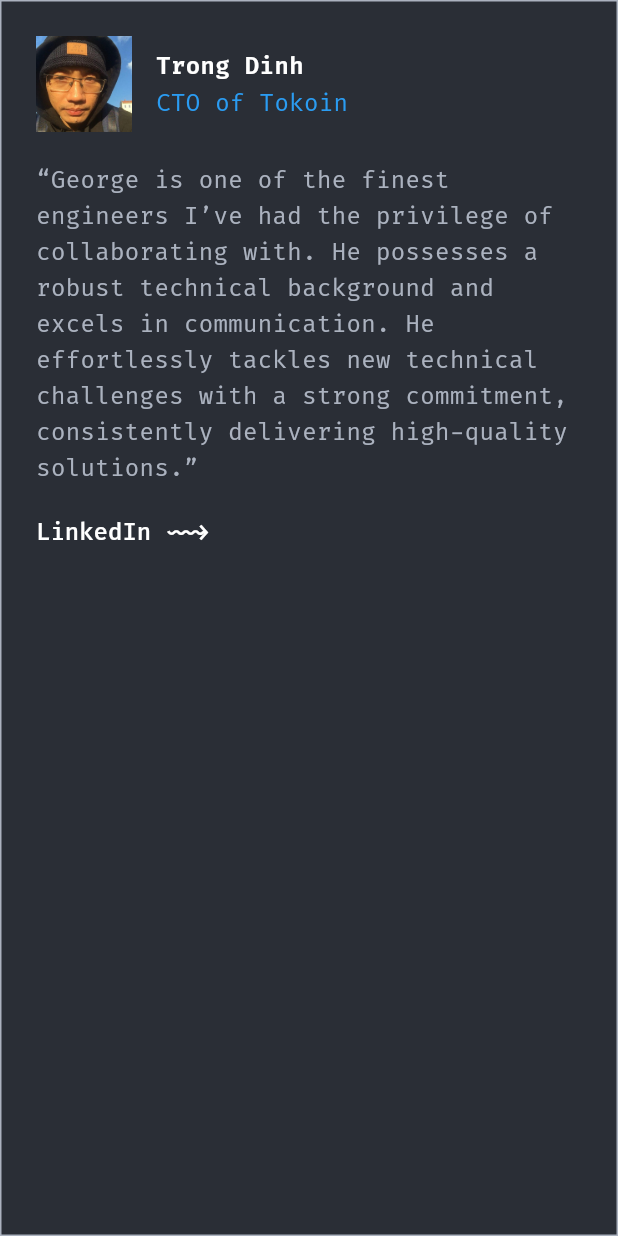
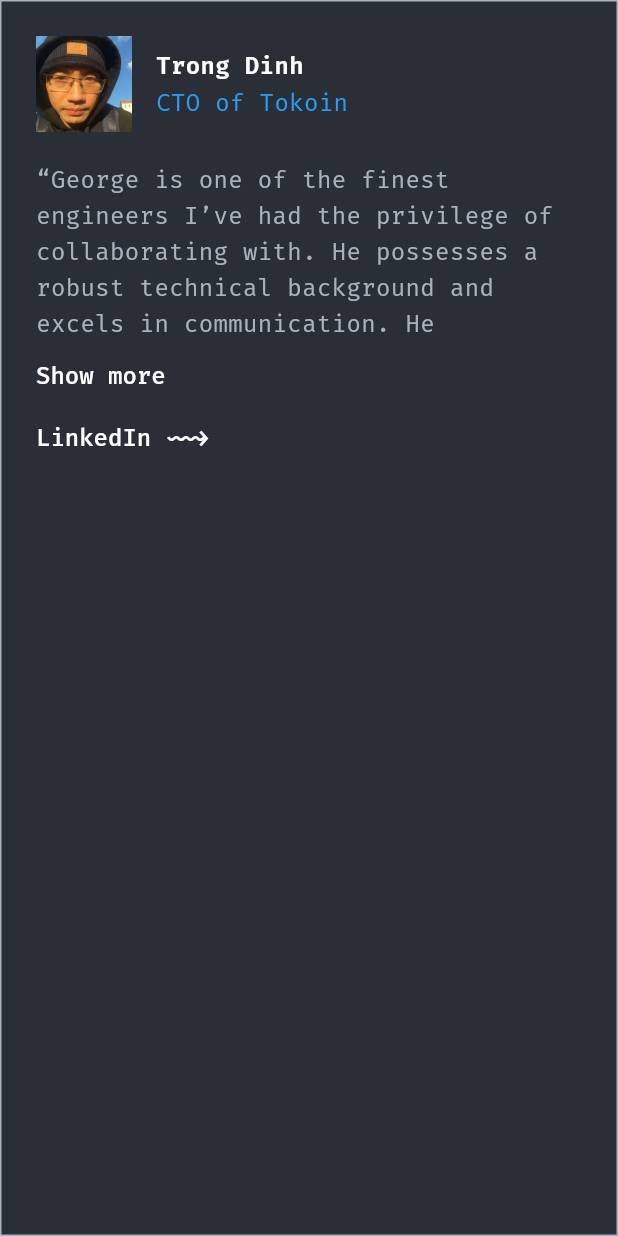
Before and after one commit to binhnt010896/portfolio, a Flutter app: the _TestimonialCard widget shown alone on an empty page, opened directly with sample values from the repository, on a phone screen of 412 x 824 dp. Run offline on Flutter 3.47's test engine with Material 3 defaults, Android fonts, the phone set to English and light mode, and no system bars; our stand-ins replace flutter_svg, go_router, visibility_detector; missing offline and left inert: dart:js_interop.

Commit message:
Testimonials: 2-column grid, collapse quotes to 5 lines with show more/less
Co-Authored-By: Claude Sonnet 5.5 <noreply@anthropic.com>
Claude-Session: https://claude.ai/code/session_01GMxzVW8e3YaCvCC4A4j47V

```diff
--- a/lib/screens/home/sections/testimonials_section.dart
+++ b/lib/screens/home/sections/testimonials_section.dart
@@ -17,7 +17,7 @@ class TestimonialsSection extends StatelessWidget {
 
   @override
   Widget build(BuildContext context) {
-    final sideBySide = context.isDesktop;
+    final columns = context.isMobile ? 1 : 2;
     final testimonials = PortfolioData.testimonials;
     return SectionContainer(
       child: Column(
@@ -27,45 +27,63 @@ class TestimonialsSection extends StatelessWidget {
             child: SectionHeading(title: 'testimonials', index: 4),
           ),
           const SizedBox(height: 8),
-          if (sideBySide)
-            Row(
-              crossAxisAlignment: CrossAxisAlignment.start,
-              children: [
-                for (var i = 0; i < testimonials.length; i++) ...[
-                  if (i > 0) const SizedBox(width: _gap),
-                  Expanded(
-                    child: RevealOnScroll(
-                      delay: Duration(milliseconds: 90 * i),
-                      child: _TestimonialCard(testimonial: testimonials[i]),
+          LayoutBuilder(
+            builder: (context, constraints) {
+              final cardWidth =
+                  (constraints.maxWidth - _gap * (columns - 1)) / columns;
+              return Wrap(
+                spacing: _gap,
+                runSpacing: _gap,
+                children: [
+                  for (var i = 0; i < testimonials.length; i++)
+                    SizedBox(
+                      width: cardWidth,
+                      child: RevealOnScroll(
+                        delay: Duration(milliseconds: 90 * (i % columns)),
+                        child: _TestimonialCard(testimonial: testimonials[i]),
+                      ),
                     ),
-                  ),
                 ],
-              ],
-            )
-          else
-            Column(
-              children: [
-                for (var i = 0; i < testimonials.length; i++) ...[
-                  if (i > 0) const SizedBox(height: _gap),
-                  RevealOnScroll(
-                    child: _TestimonialCard(testimonial: testimonials[i]),
-                  ),
-                ],
-              ],
-            ),
+              );
+            },
+          ),
         ],
       ),
     );
   }
 }
 
-class _TestimonialCard extends StatelessWidget {
+class _TestimonialCard extends StatefulWidget {
   final Testimonial testimonial;
 
   const _TestimonialCard({required this.testimonial});
 
   @override
+  State<_TestimonialCard> createState() => _TestimonialCardState();
+}
+
+class _TestimonialCardState extends State<_TestimonialCard> {
+  static const int _collapsedLines = 5;
+  static const double _padding = 24;
+
+  bool _expanded = false;
+
+  /// Whether [text] needs more than [_collapsedLines] lines at [width].
+  bool _overflows(String text, double width) {
+    final painter = TextPainter(
+      text: TextSpan(text: text, style: AppTextStyles.body),
+      maxLines: _collapsedLines,
+      textDirection: TextDirection.ltr,
+      textScaler: MediaQuery.textScalerOf(context),
+    )..layout(maxWidth: width);
+    final overflowing = painter.didExceedMaxLines;
+    painter.dispose();
+    return overflowing;
+  }
+
+  @override
   Widget build(BuildContext context) {
+    final testimonial = widget.testimonial;
     final avatar = testimonial.avatarAsset;
     final linkedinUrl = testimonial.linkedinUrl;
     return DecoratedBox(
@@ -74,7 +92,7 @@ class _TestimonialCard extends StatelessWidget {
         color: AppColors.cardBackground,
       ),
       child: Padding(
-        padding: const EdgeInsets.all(24),
+        padding: const EdgeInsets.all(_padding),
         child: Column(
           crossAxisAlignment: CrossAxisAlignment.start,
           children: [
@@ -122,7 +140,30 @@ class _TestimonialCard extends StatelessWidget {
               ],
             ),
             const SizedBox(height: 20),
-            SelectableText(testimonial.quote, style: AppTextStyles.body),
+            LayoutBuilder(
+              builder: (context, constraints) {
+                final canExpand =
+                    _overflows(testimonial.quote, constraints.maxWidth);
+                return Column(
+                  crossAxisAlignment: CrossAxisAlignment.start,
+                  children: [
+                    SelectableText(
+                      testimonial.quote,
+                      style: AppTextStyles.body,
+                      maxLines: _expanded ? null : _collapsedLines,
+                    ),
+                    if (canExpand) ...[
+                      const SizedBox(height: 12),
+                      CodeTextLink(
+                        label: _expanded ? 'Show less' : 'Show more',
+                        onPressed: () =>
+                            setState(() => _expanded = !_expanded),
+                      ),
+                    ],
+                  ],
+                );
+              },
+            ),
             if (linkedinUrl != null) ...[
               const SizedBox(height: 20),
               CodeTextLink(
```
